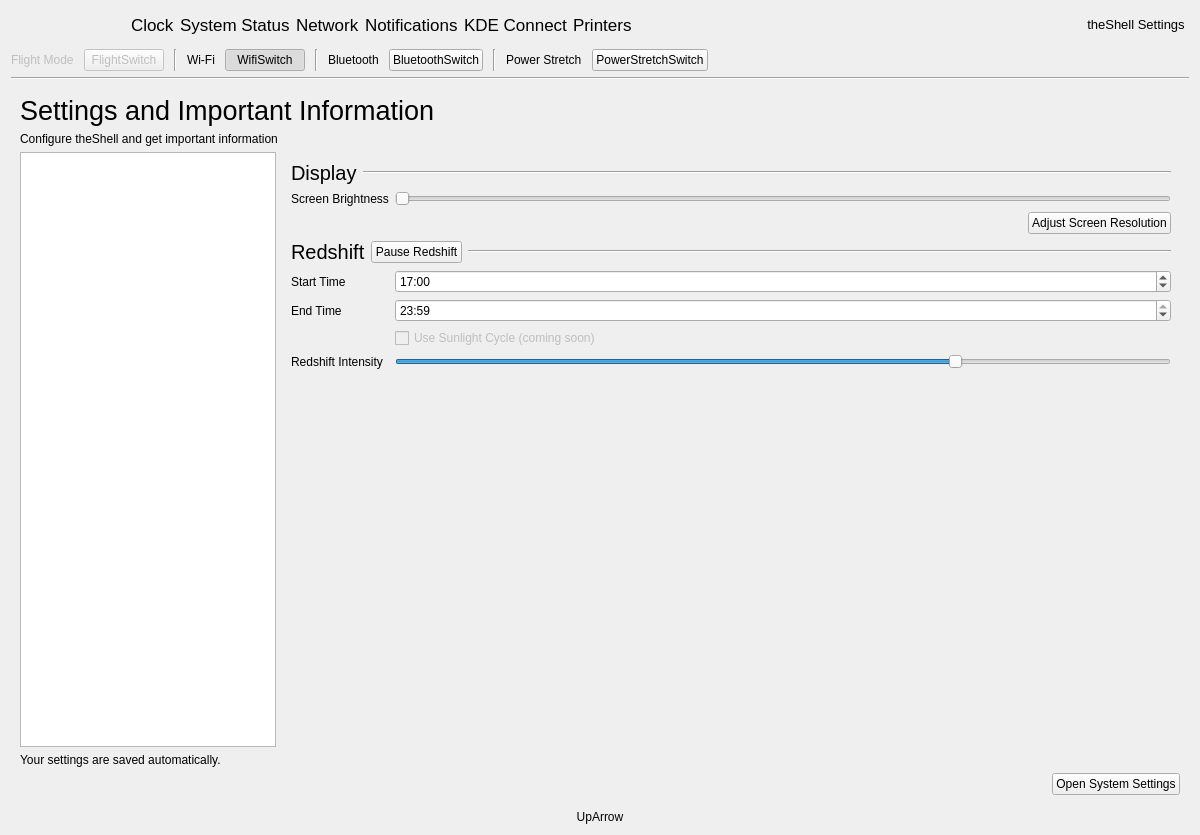
Qt form infopanedropdown.ui (vicr123/theshell) before a commit.
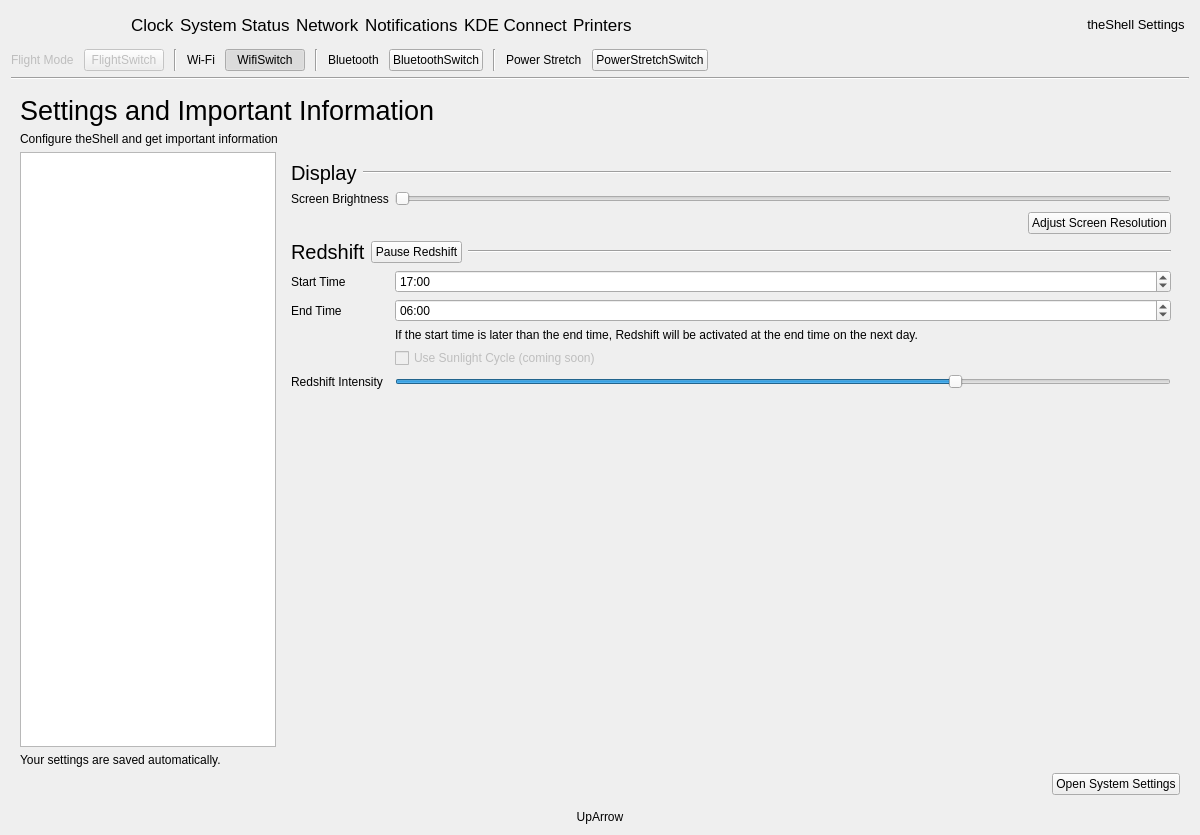
The same form after that commit. The open tabs and pages were chosen to show the change. Icons and pictures are not drawn. Custom widgets are drawn as their Qt base class.

Patch:
```diff
--- a/infopanedropdown.ui
+++ b/infopanedropdown.ui
@@ -2133,8 +2133,8 @@
               <widget class="QTimeEdit" name="endRedshift">
                <property name="dateTime">
                 <datetime>
-                 <hour>23</hour>
-                 <minute>59</minute>
+                 <hour>6</hour>
+                 <minute>0</minute>
                  <second>0</second>
                  <year>2000</year>
                  <month>1</month>
@@ -2146,7 +2146,7 @@
                </property>
               </widget>
              </item>
-             <item row="6" column="1">
+             <item row="7" column="1">
               <widget class="QCheckBox" name="sunlightRedshift">
                <property name="enabled">
                 <bool>false</bool>
@@ -2156,14 +2156,14 @@
                </property>
               </widget>
              </item>
-             <item row="7" column="0">
+             <item row="8" column="0">
               <widget class="QLabel" name="label_18">
                <property name="text">
                 <string>Redshift Intensity</string>
                </property>
               </widget>
              </item>
-             <item row="7" column="1">
+             <item row="8" column="1">
               <widget class="QSlider" name="redshiftIntensity">
                <property name="minimum">
                 <number>1000</number>
@@ -2185,7 +2185,7 @@
                </property>
               </widget>
              </item>
-             <item row="8" column="0" colspan="2">
+             <item row="9" column="0" colspan="2">
               <layout class="QHBoxLayout" name="horizontalLayout_12">
                <item>
                 <spacer name="horizontalSpacer_9">
@@ -2202,6 +2202,13 @@
                </item>
               </layout>
              </item>
+             <item row="6" column="1">
+              <widget class="QLabel" name="label_57">
+               <property name="text">
+                <string>If the start time is later than the end time, Redshift will be activated at the end time on the next day.</string>
+               </property>
+              </widget>
+             </item>
             </layout>
            </widget>
            <widget class="QWidget" name="page_3">
```
Left out of the diff: 6 changed lines with no effect on the pictures.
